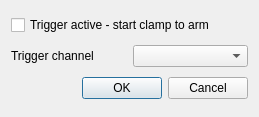
Qt form src/gui/TriggerDlg.ui (CompEphys-team/stdpc) before a commit.
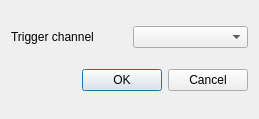
The same form after that commit.

Commit message: Moved saving config back to menu, added trigger checkbox

```diff
--- a/src/gui/TriggerDlg.ui
+++ b/src/gui/TriggerDlg.ui
@@ -7,24 +7,24 @@
     <x>0</x>
     <y>0</y>
     <width>259</width>
-    <height>117</height>
+    <height>119</height>
    </rect>
   </property>
   <property name="windowTitle">
    <string>Start trigger setup</string>
   </property>
   <layout class="QGridLayout" name="gridLayout">
-   <item row="1" column="0">
+   <item row="0" column="0">
     <widget class="QLabel" name="label">
      <property name="text">
       <string>Trigger channel</string>
      </property>
     </widget>
    </item>
-   <item row="1" column="1">
+   <item row="0" column="1">
     <widget class="QComboBox" name="channel"/>
    </item>
-   <item row="2" column="0" colspan="2">
+   <item row="1" column="0" colspan="2">
     <widget class="QDialogButtonBox" name="buttonBox">
      <property name="orientation">
       <enum>Qt::Horizontal</enum>
@@ -34,13 +34,6 @@
      </property>
     </widget>
    </item>
-   <item row="0" column="0" colspan="2">
-    <widget class="QCheckBox" name="active">
-     <property name="text">
-      <string>Trigger active - start clamp to arm</string>
-     </property>
-    </widget>
-   </item>
   </layout>
  </widget>
  <resources/>
```
The commit also changes 3 other files.
